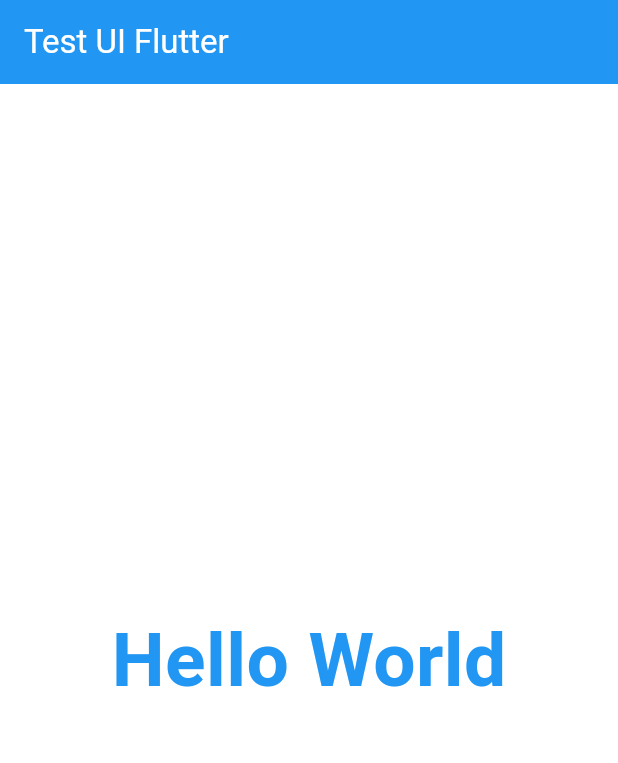
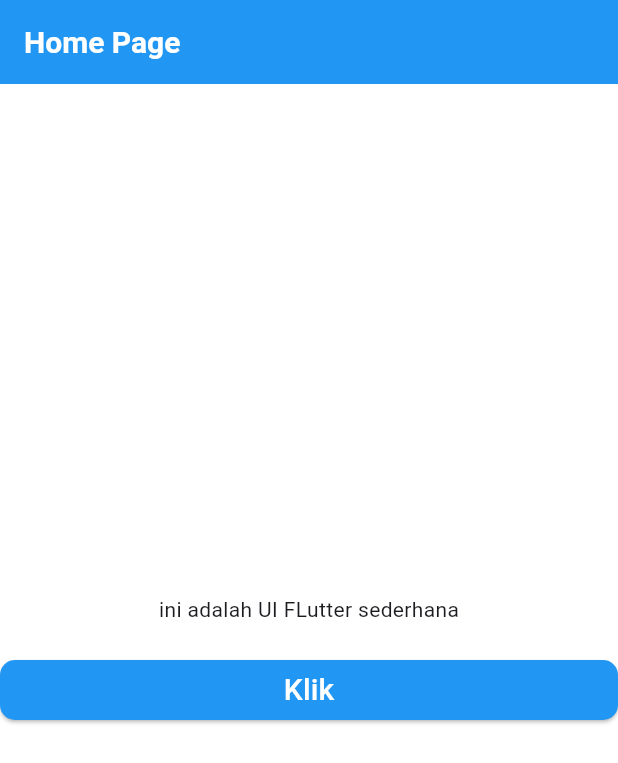
Before and after one commit to adipramanadev/aplikasipertama, a Flutter app: the screen it shows after launch, on a phone screen of 412 x 824 dp. Shown: the top 763 px of the screen. Run offline on Flutter 3.47's test engine with Material 3 defaults, Android fonts, the phone set to English and light mode, and no system bars.

Commit message:
update code

```diff
--- /dev/null
+++ b/lib/home.dart
@@ -0,0 +1,55 @@
+import 'package:flutter/material.dart';
+
+class HomePage extends StatefulWidget {
+  const HomePage({super.key});
+
+  @override
+  State<HomePage> createState() => _HomePageState();
+}
+
+class _HomePageState extends State<HomePage> {
+  @override
+  Widget build(BuildContext context) {
+    return Scaffold(
+      backgroundColor: Colors.white,
+      appBar: AppBar(
+        title: Text(
+          "Home Page",
+          style: TextStyle(
+            color: Colors.white,
+            fontSize: 20,
+            fontWeight: FontWeight.bold,
+          ),
+        ),
+        backgroundColor: Colors.blue,
+      ),
+      body: Center(
+        child: Column(mainAxisAlignment: MainAxisAlignment.center, children: [
+          Text('ini adalah UI FLutter sederhana'),
+          SizedBox(
+            height: 20,
+          ),
+          SizedBox(
+            width: double.infinity,
+            child: ElevatedButton(
+              style: ElevatedButton.styleFrom(
+                backgroundColor: Colors.blue,
+                shape: RoundedRectangleBorder(
+                  borderRadius: BorderRadius.circular(10),
+                ),
+              ),
+              onPressed: () {},
+              child: Text(
+                'Klik',
+                style: TextStyle(
+                  color: Colors.white,
+                  fontSize: 20,
+                ),
+              ),
+            ),
+          )
+        ]),
+      ),
+    );
+  }
+}
--- a/lib/main.dart
+++ b/lib/main.dart
@@ -1,4 +1,5 @@
 import 'package:flutter/material.dart';
+import 'package:myapp/home.dart';
 
 void main() {
   runApp(const MyApp());
@@ -10,32 +11,12 @@ class MyApp extends StatelessWidget {
   @override
   Widget build(BuildContext context) {
     return MaterialApp(
-      debugShowCheckedModeBanner: false,
-      home: Scaffold(
-        backgroundColor: Colors.white,
-        appBar: AppBar(
-          backgroundColor: Colors.blue,
-          title: const Text(
-            'Test UI Flutter',
-            style: TextStyle(color: Colors.white),
-          ),
-        ),
-        body: Center(
-          child: Column(
-            mainAxisAlignment: MainAxisAlignment.center,
-            children: [
-              Text(
-                'Hello World',
-                style: TextStyle(
-                  color: Colors.blue,
-                  fontSize: 50,
-                  fontWeight: FontWeight.bold,
-                ),
-              )
-            ],
-          ),
-        ),
+      title: 'Flutter Demo',
+      theme: ThemeData(
+        colorScheme: ColorScheme.fromSeed(seedColor: Colors.deepPurple),
+        useMaterial3: true,
       ),
+      home: HomePage(),
     );
   }
 }
```
